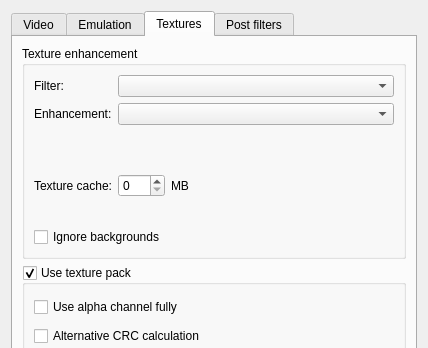
First picture: the form in jni/mupen64plus-video-gliden64/src/GLideNUI/configDialog.ui, repository mupen64plus-ae/mupen64plus-ae, before the edit; both pictures show x 0 to 428 and y 0 to 348 of the 428 by 606 pixel window.
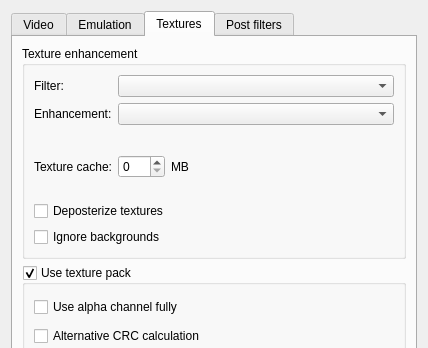
Second picture: the form after the edit. The open tabs and pages were chosen to show the change. Icons and pictures are not drawn.

What changed in the file:
```diff
--- a/jni/mupen64plus-video-gliden64/src/GLideNUI/configDialog.ui
+++ b/jni/mupen64plus-video-gliden64/src/GLideNUI/configDialog.ui
@@ -1130,6 +1130,13 @@
           </item>
           <item>
            <layout class="QVBoxLayout" name="verticalLayout_12">
+            <item>
+             <widget class="QCheckBox" name="deposterizeCheckBox">
+              <property name="text">
+               <string>Deposterize textures</string>
+              </property>
+             </widget>
+            </item>
             <item>
              <widget class="QCheckBox" name="ignoreBackgroundsCheckBox">
               <property name="toolTip">
```
Left out of the diff: 2 changed lines with no effect on the pictures.
